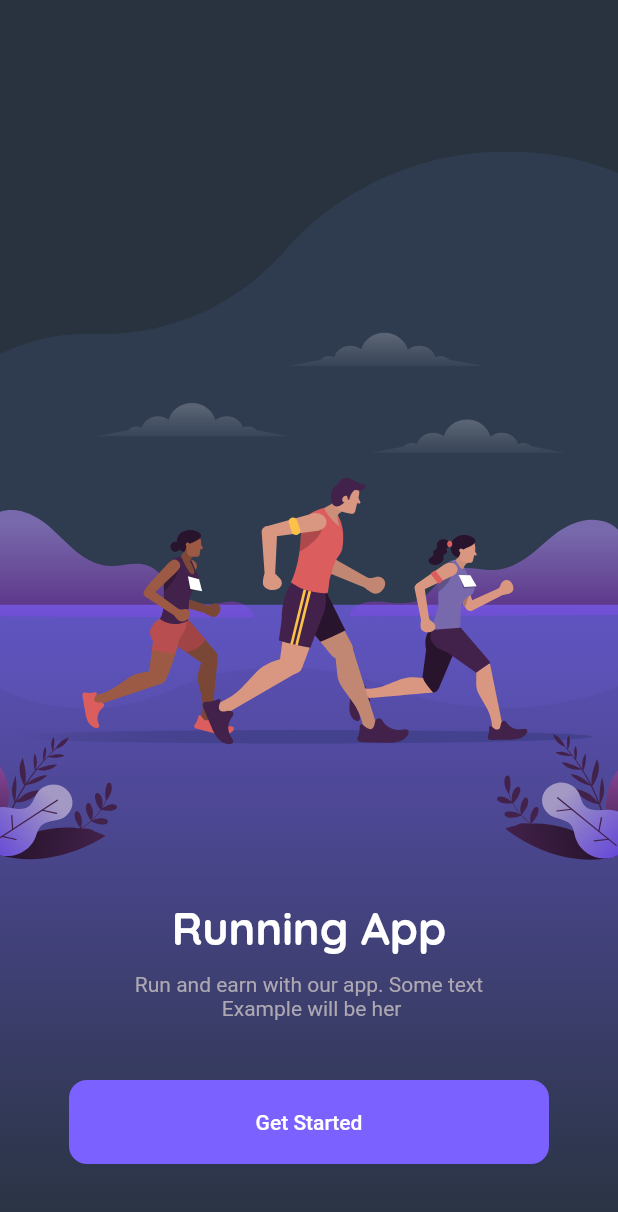
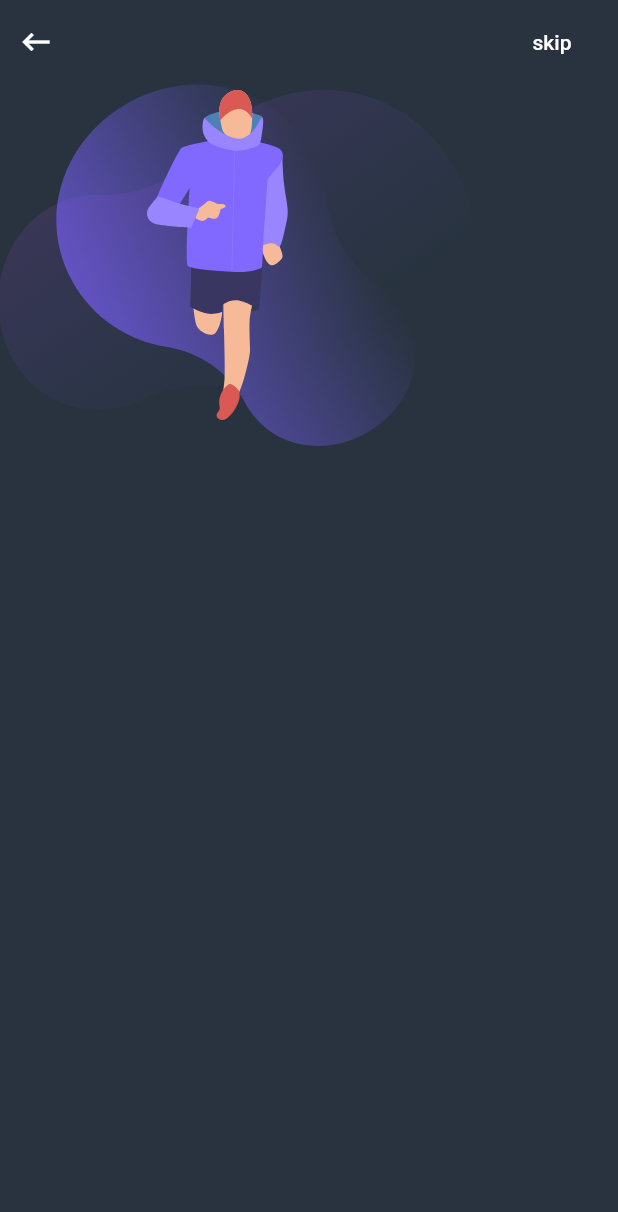
Before and after one commit to samibarsa/Running_app, a Flutter app: the screen it shows after launch, after a tap on "Get Started", on a phone screen of 412 x 824 dp. Shown: the top 1212 px of the screen. Run offline on Flutter 3.47's test engine with Material 2 defaults, Android fonts, the phone set to English and light mode, and no system bars; our stand-ins replace flutter_svg, go_router; Roboto replaces fonts that are missing (poppins).

Commit message:
first commit in run view

```diff
--- a/lib/Features/Get Started/presentation/views/widgets/get_started_view_body.dart
+++ b/lib/Features/Get Started/presentation/views/widgets/get_started_view_body.dart
@@ -13,6 +13,10 @@ class GetStartedViewBody extends StatelessWidget {
         Stack(
           children: [
             BackGroundImage(
+              height: MediaQuery.of(context).size.height,
+              width: MediaQuery.of(context).size.width,
+              fit: BoxFit.fill,
+              padding: const EdgeInsets.only(top: 101),
               imagePath: ImagePath.getstartedImage,
             ),
             const GroubItems()
--- a/lib/Features/Get Started/presentation/views/widgets/groub_items.dart
+++ b/lib/Features/Get Started/presentation/views/widgets/groub_items.dart
@@ -1,4 +1,6 @@
 import 'package:flutter/material.dart';
+import 'package:go_router/go_router.dart';
+import 'package:test_app/core/utils/router.dart';
 import 'package:test_app/core/utils/textstyles.dart';
 
 class GroubItems extends StatelessWidget {
@@ -32,7 +34,9 @@ class GroubItems extends StatelessWidget {
               child: ClipRRect(
                 borderRadius: BorderRadius.circular(12),
                 child: MaterialButton(
-                  onPressed: () {},
+                  onPressed: () {
+                    GoRouter.of(context).push(AppRouter.kRunView);
+                  },
                   minWidth: 320,
                   height: 56,
                   color: const Color(0xff7B61FF),
--- /dev/null
+++ b/lib/Features/Run/presentation/views/run_view.dart
@@ -0,0 +1,13 @@
+import 'package:flutter/material.dart';
+import 'package:test_app/Features/Run/presentation/views/run_view_body.dart';
+import 'package:test_app/Features/Run/presentation/widgets/custom_appbar.dart';
+import 'package:test_app/core/utils/constant.dart';
+
+class RunView extends StatelessWidget {
+  const RunView({super.key});
+
+  @override
+  Widget build(BuildContext context) {
+    return const coustom_appbar(body: RunViewBody());
+  }
+}
--- /dev/null
+++ b/lib/Features/Run/presentation/views/run_view_body.dart
@@ -0,0 +1,22 @@
+import 'package:flutter/material.dart';
+import 'package:test_app/core/utils/background_image.dart';
+import 'package:test_app/core/utils/images.dart';
+
+class RunViewBody extends StatelessWidget {
+  const RunViewBody({super.key});
+
+  @override
+  Widget build(BuildContext context) {
+    return Column(
+      children: [
+        BackGroundImage(
+          width: 316,
+          height: 242,
+          imagePath: ImagePath.runimage,
+          fit: BoxFit.none,
+          padding: EdgeInsets.zero,
+        )
+      ],
+    );
+  }
+}
--- /dev/null
+++ b/lib/Features/Run/presentation/widgets/custom_appbar.dart
@@ -0,0 +1,50 @@
+import 'package:flutter/material.dart';
+import 'package:test_app/Features/Run/presentation/views/run_view_body.dart';
+import 'package:test_app/core/utils/constant.dart';
+
+class coustom_appbar extends StatelessWidget {
+  const coustom_appbar({
+    super.key,
+    required this.body,
+  });
+  final Widget body;
+  @override
+  Widget build(BuildContext context) {
+    return Scaffold(
+      appBar: AppBar(
+        automaticallyImplyLeading: false,
+        elevation: 0,
+        backgroundColor: kPrimeryColor,
+        actions: [
+          Expanded(
+            child: Row(
+              mainAxisAlignment: MainAxisAlignment.spaceBetween,
+              children: [
+                IconButton(
+                    onPressed: () {},
+                    splashColor: Colors.transparent,
+                    highlightColor: Colors.transparent,
+                    icon: const Icon(
+                      Icons.keyboard_backspace,
+                    )),
+                MaterialButton(
+                  splashColor: Colors.transparent,
+                  highlightColor: Colors.transparent,
+                  onPressed: () {},
+                  child: const Text(
+                    "skip",
+                    style: TextStyle(
+                      fontSize: 14,
+                      fontWeight: FontWeight.w500,
+                    ),
+                  ),
+                )
+              ],
+            ),
+          )
+        ],
+      ),
+      body: body,
+    );
+  }
+}
--- a/lib/core/utils/background_image.dart
+++ b/lib/core/utils/background_image.dart
@@ -2,18 +2,28 @@ import 'package:flutter/material.dart';
 import 'package:flutter_svg/svg.dart';
 
 class BackGroundImage extends StatelessWidget {
-  const BackGroundImage({super.key, required this.imagePath});
+  const BackGroundImage(
+      {super.key,
+      required this.height,
+      required this.width,
+      required this.imagePath,
+      required this.fit,
+      required this.padding});
   final String imagePath;
+  final BoxFit fit;
+  final EdgeInsetsGeometry padding;
+  final double height;
+  final double width;
   @override
   Widget build(BuildContext context) {
     return SizedBox(
-      height: MediaQuery.of(context).size.height,
+      height: height,
       child: Padding(
-        padding: const EdgeInsets.only(top: 101),
+        padding: padding,
         child: SvgPicture.asset(
-          width: MediaQuery.of(context).size.width,
+          width: width,
           imagePath,
-          fit: BoxFit.fill,
+          fit: fit,
         ),
       ),
     );
--- /dev/null
+++ b/lib/core/utils/constant.dart
@@ -0,0 +1,3 @@
+import 'package:flutter/material.dart';
+
+const Color kPrimeryColor = Color(0xff28333f);
--- a/lib/core/utils/images.dart
+++ b/lib/core/utils/images.dart
@@ -1,3 +1,4 @@
 abstract class ImagePath {
   static String getstartedImage = "asset/getstarted.svg";
+  static String runimage = "asset/runimage.svg";
 }
--- /dev/null
+++ b/lib/core/utils/router.dart
@@ -0,0 +1,19 @@
+import 'package:go_router/go_router.dart';
+import 'package:test_app/Features/Get%20Started/presentation/views/get_started_view.dart';
+import 'package:test_app/Features/Run/presentation/views/run_view.dart';
+
+abstract class AppRouter {
+  static const kRunView = "/RunView";
+  static final router = GoRouter(
+    routes: [
+      GoRoute(
+        path: '/',
+        builder: (context, state) => const Getstartedview(),
+      ),
+      GoRoute(
+        path: kRunView,
+        builder: (context, state) => const RunView(),
+      ),
+    ],
+  );
+}
--- a/lib/main.dart
+++ b/lib/main.dart
@@ -1,5 +1,6 @@
 import 'package:flutter/material.dart';
-import 'package:test_app/Features/Get%20Started/presentation/views/get_started_view.dart';
+import 'package:test_app/core/utils/constant.dart';
+import 'package:test_app/core/utils/router.dart';
 
 void main() {
   runApp(const GetStarted());
@@ -10,11 +11,10 @@ class GetStarted extends StatelessWidget {
 
   @override
   Widget build(BuildContext context) {
-    return MaterialApp(
+    return MaterialApp.router(
       debugShowCheckedModeBanner: false,
-      theme: ThemeData.dark()
-          .copyWith(scaffoldBackgroundColor: const Color(0xff28333f)),
-      home: const Getstartedview(),
+      theme: ThemeData.dark().copyWith(scaffoldBackgroundColor: kPrimeryColor),
+      routerConfig: AppRouter.router,
     );
   }
 }
--- a/pubspec.yaml
+++ b/pubspec.yaml
@@ -36,6 +36,7 @@ dependencies:
   # Use with the CupertinoIcons class for iOS style icons.
   cupertino_icons: ^1.0.2
   flutter_svg: ^2.0.7
+  go_router: ^11.0.0
 
 dev_dependencies:
   flutter_test:
```
Also changed, not shown: asset/runimage.svg (added), pubspec.lock.
